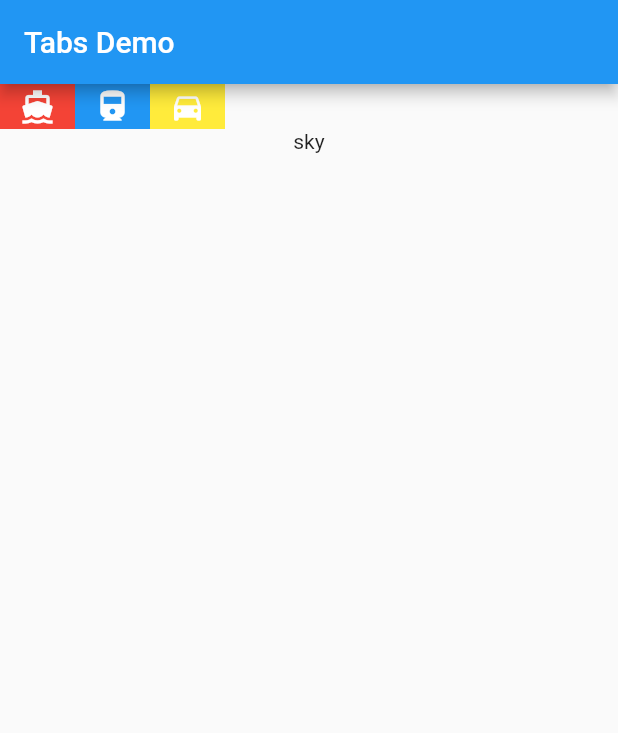
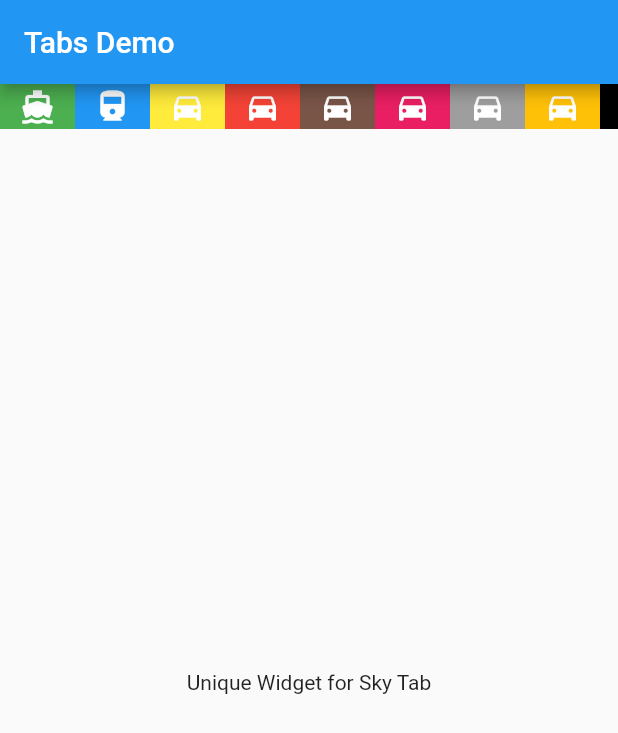
Before and after one commit to subeg7/Flutter-Tab-View-with-Unions, a Flutter app: the screen it shows after launch, on a phone screen of 412 x 824 dp. Shown: the top 733 px of the screen. Run offline on Flutter 3.47's test engine with Material 2 defaults, Android fonts, the phone set to English and light mode, and no system bars; our stand-ins replace freezed_annotation.

Commit message:
Add 10 unique widgets for each constructor

```diff
--- a/lib/helpers/tab_helper.dart
+++ b/lib/helpers/tab_helper.dart
@@ -3,28 +3,76 @@ import 'package:tabs_with_freezed/model/tab_model.dart';
 import 'package:tabs_with_freezed/model/tab_info.dart';
 
 class TabHelper {
-
   static List<TabModel> get allTabs => [
         TabModel.sky(
           TabInfo(
-            title: "Walking Direction",
+            title: "Sky",
             icon: Icons.directions_boat_filled,
-            primaryColor: Colors.red,
+            primaryColor: Colors.green,
           ),
         ),
         TabModel.utensil(
           TabInfo(
-            title: "Train Direction",
+            title: "Utensil",
             icon: Icons.directions_train,
             primaryColor: Colors.blue,
           ),
         ),
         TabModel.animal(
           TabInfo(
-            title: "Car Direction",
+            title: "Animal",
             icon: Icons.directions_car,
             primaryColor: Colors.yellow,
           ),
         ),
+        TabModel.alchohol(
+          TabInfo(
+            title: "Alcohol",
+            icon: Icons.directions_car,
+            primaryColor: Colors.red,
+          ),
+        ),
+        TabModel.court(
+          TabInfo(
+            title: "Court",
+            icon: Icons.directions_car,
+            primaryColor: Colors.brown,
+          ),
+        ),
+        TabModel.cricket(
+          TabInfo(
+            title: "Cricket",
+            icon: Icons.directions_car,
+            primaryColor: Colors.pink,
+          ),
+        ),
+        TabModel.flower(
+          TabInfo(
+            title: "Flower",
+            icon: Icons.directions_car,
+            primaryColor: Colors.grey,
+          ),
+        ),
+        TabModel.mountain(
+          TabInfo(
+            title: "Mountain",
+            icon: Icons.directions_car,
+            primaryColor: Colors.amber,
+          ),
+        ),
+        TabModel.suit(
+          TabInfo(
+            title: "Suit",
+            icon: Icons.directions_car,
+            primaryColor: Colors.black,
+          ),
+        ),
+        TabModel.vehicle(
+          TabInfo(
+            title: "Vehicle",
+            icon: Icons.directions_car,
+            primaryColor: Colors.lightGreen,
+          ),
+        ),
       ];
 }
--- a/lib/widgets/home_view_widget.dart
+++ b/lib/widgets/home_view_widget.dart
@@ -2,6 +2,7 @@ import 'package:flutter/material.dart';
 import 'package:tabs_with_freezed/helpers/tab_helper.dart';
 import 'package:tabs_with_freezed/model/tab_model.dart';
 import 'package:tabs_with_freezed/widgets/tab_container.dart';
+import 'package:tabs_with_freezed/widgets/tab_contents/tab_contents.dart';
 
 class HomeView extends StatefulWidget {
   const HomeView({Key? key, required this.title}) : super(key: key);
@@ -44,16 +45,16 @@ class _HomeViewState extends State<HomeView> {
 
   Widget _buildBody(TabModel activeHomeModel) {
     return activeHomeModel.when(
-      utensil: (_) => Text("utensil"),
-      vehicle: (_) => Text("utensil"),
-      cricket: (_) => Text("cricket"),
-      alchohol: (_) => Text("alchohol"),
-      suit: (_) => Text("suit"),
-      court: (_) => Text("court"),
-      mountain: (_) => Text("mountain"),
-      flower: (_) => Text("flower"),
-      animal: (_) => Text("flower"),
-      sky: (_) => Text("sky"),
+      utensil: (_) => const UtensilWidget(),
+      vehicle: (_) => const VehicleWidget(),
+      cricket: (_) => const CricketWidget(),
+      alchohol: (_) => const AlcoholWidget(),
+      suit: (_) => const SuitWidget(),
+      court: (_) => const CourtWidget(),
+      mountain: (_) => const MountainWidget(),
+      flower: (_) => const FlowerWidget(),
+      animal: (_) => const AnimalWidget(),
+      sky: (_) => const SkyWidget(),
     );
   }
 }
--- /dev/null
+++ b/lib/widgets/tab_contents/sky.dart
@@ -0,0 +1,19 @@
+import 'package:flutter/material.dart';
+
+class SkyWidget extends StatefulWidget {
+  const SkyWidget({Key? key}) : super(key: key);
+
+  @override
+  _SkyWidgetState createState() => _SkyWidgetState();
+}
+
+class _SkyWidgetState extends State<SkyWidget> {
+  @override
+  Widget build(BuildContext context) {
+    return const Expanded(
+      child: Center(
+        child: Text("Unique Widget for Sky Tab"),
+      ),
+    );
+  }
+}
```
Also changed, not shown: lib/widgets/tab_contents/alcohol.dart (added, +19 -0 lines), lib/widgets/tab_contents/animal.dart (added, +19 -0 lines), lib/widgets/tab_contents/court.dart (added, +19 -0 lines), lib/widgets/tab_contents/cricket.dart (added, +19 -0 lines), lib/widgets/tab_contents/flower.dart (added, +19 -0 lines), lib/widgets/tab_contents/mountain.dart (added, +19 -0 lines), lib/widgets/tab_contents/suit.dart (added, +19 -0 lines), lib/widgets/tab_contents/tab_contents.dart (added, +10 -0 lines), lib/widgets/tab_contents/utensil.dart (added, +19 -0 lines), lib/widgets/tab_contents/vehicle.dart (added, +19 -0 lines).
